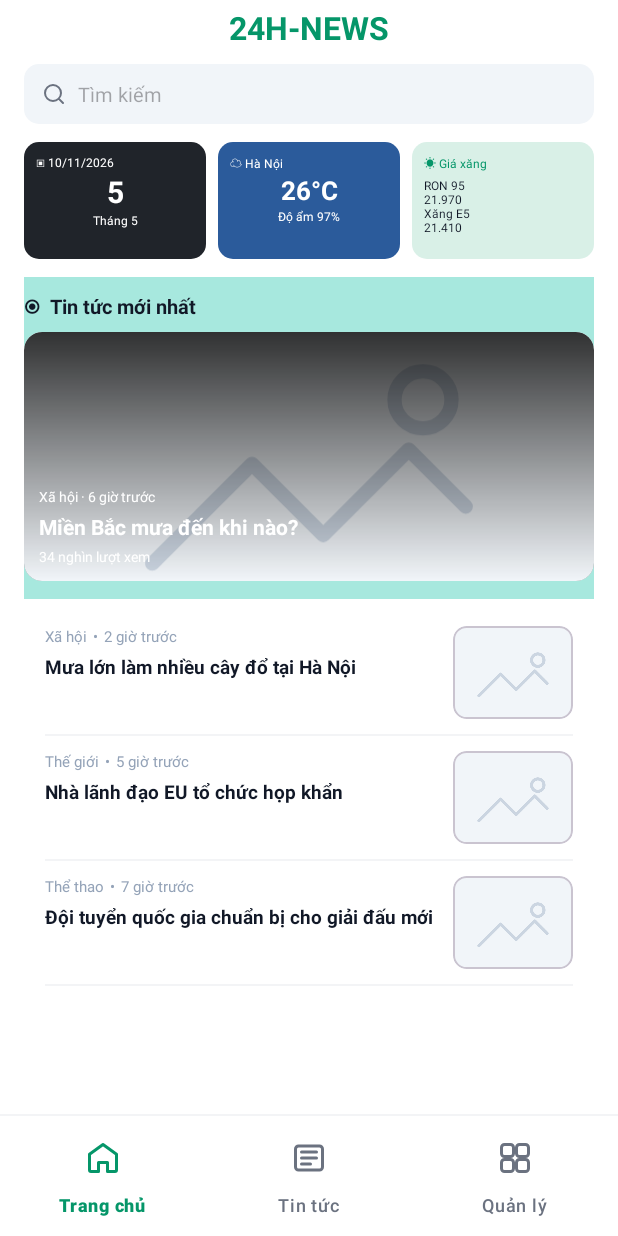
After one commit to TINABJan254/news-management-app, an Android app: the fragment HomeFragment placed in its activity, on a phone screen of 412 x 824 dp. The commit adds this screen. Run offline under Robolectric (Android 15) with nearby library versions, the phone set to English and light mode, and no system bars.

Commit message:
refactor: use fragment

```diff
--- /dev/null
+++ b/app/src/main/java/com/example/newsmanagement/HomeFragment.java
@@ -0,0 +1,70 @@
+package com.example.newsmanagement;
+
+import android.app.Fragment;
+import android.content.Intent;
+import android.os.Bundle;
+import android.view.LayoutInflater;
+import android.view.View;
+import android.view.ViewGroup;
+import android.widget.TextView;
+
+import androidx.annotation.Nullable;
+import androidx.recyclerview.widget.LinearLayoutManager;
+import androidx.recyclerview.widget.RecyclerView;
+
+import com.example.newsmanagement.adapter.NewsFeedAdapter;
+import com.example.newsmanagement.model.Category;
+import com.example.newsmanagement.model.News;
+
+import java.util.ArrayList;
+import java.util.List;
+
+public class HomeFragment extends Fragment {
+
+    @Nullable
+    @Override
+    public View onCreateView(LayoutInflater inflater, ViewGroup container,
+                             Bundle savedInstanceState) {
+        View view = inflater.inflate(R.layout.activity_home, container, false);
+        view.findViewById(R.id.bottomNavigation).setVisibility(View.GONE);
+        setupLatestNews(view);
+        return view;
+    }
+
+    private void setupLatestNews(View view) {
+        Category social = new Category("TL02", "Xã hội", "", 0);
+        Category world = new Category("TL05", "Thế giới", "", 0);
+        Category sports = new Category("TL01", "Thể thao", "", 0);
+        News featuredNews = new News("TT-1080", "Miền Bắc mưa đến khi nào?",
+                "Dự báo thời tiết mới nhất khu vực miền Bắc.",
+                "", social, "Admin", "6 giờ trước");
+
+        List<News> newsList = new ArrayList<>();
+        newsList.add(new News("TT-1079", "Mưa lớn làm nhiều cây đổ tại Hà Nội",
+                "Thông tin mới nhất từ hiện trường.", "", social, "Admin", "2 giờ trước"));
+        newsList.add(new News("TT-1078", "Nhà lãnh đạo EU tổ chức họp khẩn",
+                "Các nước châu Âu thảo luận những vấn đề quan trọng.",
+                "", world, "Admin", "5 giờ trước"));
+        newsList.add(new News("TT-1077", "Đội tuyển quốc gia chuẩn bị cho giải đấu mới",
+                "Đội tuyển đang hoàn thiện chiến thuật.",
+                "", sports, "Admin", "7 giờ trước"));
+
+        TextView category = view.findViewById(R.id.tvFeaturedCategory);
+        TextView title = view.findViewById(R.id.tvFeaturedTitle);
+        TextView time = view.findViewById(R.id.tvFeaturedTime);
+        category.setText(featuredNews.getCategoryName() + " · " + featuredNews.getPublishDate());
+        title.setText(featuredNews.getTitle());
+        time.setText("34 nghìn lượt xem");
+        view.findViewById(R.id.featuredNews).setOnClickListener(v -> openNews(featuredNews));
+
+        RecyclerView recyclerView = view.findViewById(R.id.rvLatestNews);
+        recyclerView.setLayoutManager(new LinearLayoutManager(getActivity()));
+        recyclerView.setAdapter(new NewsFeedAdapter(getActivity(), newsList, this::openNews));
+    }
+
+    private void openNews(News news) {
+        Intent intent = new Intent(getActivity(), NewsDetailActivity.class);
+        intent.putExtra(NewsDetailActivity.EXTRA_NEWS, news);
+        startActivity(intent);
+    }
+}
--- a/app/src/main/java/com/example/newsmanagement/MainActivity.java
+++ b/app/src/main/java/com/example/newsmanagement/MainActivity.java
@@ -1,16 +1,80 @@
 package com.example.newsmanagement;
 
-import android.content.Intent;
+import android.app.Fragment;
+import android.app.FragmentTransaction;
 import android.os.Bundle;
 
+import androidx.activity.EdgeToEdge;
 import androidx.appcompat.app.AppCompatActivity;
+import androidx.core.graphics.Insets;
+import androidx.core.view.ViewCompat;
+import androidx.core.view.WindowInsetsCompat;
+
+import com.google.android.material.bottomnavigation.BottomNavigationView;
 
 public class MainActivity extends AppCompatActivity {
+
+    private Fragment homeFragment;
+    private Fragment newsFragment;
+    private Fragment managementFragment;
 
     @Override
     protected void onCreate(Bundle savedInstanceState) {
         super.onCreate(savedInstanceState);
-        startActivity(new Intent(this, HomeActivity.class));
-        finish();
+        EdgeToEdge.enable(this);
+        setContentView(R.layout.activity_main);
+
+        ViewCompat.setOnApplyWindowInsetsListener(findViewById(R.id.main), (v, insets) -> {
+            Insets systemBars = insets.getInsets(WindowInsetsCompat.Type.systemBars());
+            v.setPadding(systemBars.left, systemBars.top, systemBars.right, 0);
+            return insets;
+        });
+
+        if (savedInstanceState == null) {
+            homeFragment = new HomeFragment();
+            newsFragment = new NewsFragment();
+            managementFragment = new ManagementFragment();
+            getFragmentManager().beginTransaction()
+                    .add(R.id.mainContent, homeFragment, "home")
+                    .add(R.id.mainContent, newsFragment, "news")
+                    .add(R.id.mainContent, managementFragment, "management")
+                    .hide(newsFragment)
+                    .hide(managementFragment)
+                    .commit();
+        } else {
+            homeFragment = getFragmentManager().findFragmentByTag("home");
+            newsFragment = getFragmentManager().findFragmentByTag("news");
+            managementFragment = getFragmentManager().findFragmentByTag("management");
+        }
+
+        BottomNavigationView bottomNavigation = findViewById(R.id.bottomNavigation);
+        bottomNavigation.setSelectedItemId(R.id.nav_home);
+        bottomNavigation.setOnItemSelectedListener(item -> {
+            if (item.getItemId() == R.id.nav_home) {
+                showFragment(homeFragment, newsFragment, managementFragment);
+            } else if (item.getItemId() == R.id.nav_news) {
+                showFragment(newsFragment, homeFragment, managementFragment);
+            } else if (item.getItemId() == R.id.nav_management) {
+                showFragment(managementFragment, homeFragment, newsFragment);
+            } else {
+                return false;
+            }
+            return true;
+        });
+    }
+
+    private void showFragment(Fragment fragment, Fragment hiddenFirst, Fragment hiddenSecond) {
+        if (fragment == null) {
+            return;
+        }
+        FragmentTransaction transaction = getFragmentManager().beginTransaction();
+        transaction.show(fragment);
+        if (hiddenFirst != null) {
+            transaction.hide(hiddenFirst);
+        }
+        if (hiddenSecond != null) {
+            transaction.hide(hiddenSecond);
+        }
+        transaction.commit();
     }
 }
--- /dev/null
+++ b/app/src/main/java/com/example/newsmanagement/ManagementFragment.java
@@ -0,0 +1,30 @@
+package com.example.newsmanagement;
+
+import android.app.Fragment;
+import android.content.Intent;
+import android.os.Bundle;
+import android.view.LayoutInflater;
+import android.view.View;
+import android.view.ViewGroup;
+
+import androidx.annotation.Nullable;
+
+import com.google.android.material.card.MaterialCardView;
+
+public class ManagementFragment extends Fragment {
+
+    @Nullable
+    @Override
+    public View onCreateView(LayoutInflater inflater, ViewGroup container,
+                             Bundle savedInstanceState) {
+        View view = inflater.inflate(R.layout.activity_management, container, false);
+        view.findViewById(R.id.bottomNavigation).setVisibility(View.GONE);
+        MaterialCardView manageNews = view.findViewById(R.id.cardManageNews);
+        MaterialCardView manageCategories = view.findViewById(R.id.cardManageCategories);
+        manageNews.setOnClickListener(v -> startActivity(
+                new Intent(getActivity(), NewsManagementActivity.class)));
+        manageCategories.setOnClickListener(v -> startActivity(
+                new Intent(getActivity(), CategoryManagementActivity.class)));
+        return view;
+    }
+}
--- /dev/null
+++ b/app/src/main/java/com/example/newsmanagement/NewsFragment.java
@@ -0,0 +1,176 @@
+package com.example.newsmanagement;
+
+import android.app.Fragment;
+import android.content.Intent;
+import android.os.Bundle;
+import android.text.Editable;
+import android.text.TextWatcher;
+import android.view.LayoutInflater;
+import android.view.View;
+import android.view.ViewGroup;
+import android.widget.EditText;
+import android.widget.ImageView;
+import android.widget.LinearLayout;
+import android.widget.TextView;
+
+import androidx.annotation.Nullable;
+import androidx.core.content.ContextCompat;
+import androidx.recyclerview.widget.LinearLayoutManager;
+import androidx.recyclerview.widget.RecyclerView;
+
+import com.example.newsmanagement.adapter.NewsFeedAdapter;
+import com.example.newsmanagement.model.Category;
+import com.example.newsmanagement.model.News;
+import com.google.android.material.bottomsheet.BottomSheetDialog;
+
+import java.util.ArrayList;
+import java.util.List;
+
+public class NewsFragment extends Fragment {
+
+    private EditText etSearch;
+    private NewsFeedAdapter newsAdapter;
+    private TextView selectedChip;
+    private View rootView;
+
+    @Nullable
+    @Override
+    public View onCreateView(LayoutInflater inflater, ViewGroup container,
+                             Bundle savedInstanceState) {
+        rootView = inflater.inflate(R.layout.activity_news_feed, container, false);
+        rootView.findViewById(R.id.bottomNavigation).setVisibility(View.GONE);
+        setupViews();
+        setupData();
+        setupEvents();
+        return rootView;
+    }
+
+    private void setupViews() {
+        etSearch = rootView.findViewById(R.id.etSearch);
+        selectedChip = rootView.findViewById(R.id.chipLatest);
+        RecyclerView recyclerView = rootView.findViewById(R.id.rvNews);
+        recyclerView.setLayoutManager(new LinearLayoutManager(getActivity()));
+    }
+
+    private void setupData() {
+        Category vehicles = new Category("TL04", "Ô tô - Xe máy", "", 0);
+        Category sports = new Category("TL01", "Thể thao", "", 0);
+        Category world = new Category("TL05", "Thế giới", "", 0);
+        Category social = new Category("TL02", "Xã hội", "", 0);
+        Category life = new Category("TL06", "Đời sống", "", 0);
+        List<News> newsList = new ArrayList<>();
+        newsList.add(new News("TT-1082",
+                "Mẫu B-SUV Nhật Bản này được giảm hơn 200 triệu đồng mới về ngang đối thủ",
+                "", "", vehicles, "Admin", "1 giờ trước"));
+        newsList.add(new News("TT-1081", "Bắt giam người lái xe gây tai nạn rồi bỏ trốn khỏi hiện trường",
+                "", "", world, "Admin", "1 giờ trước"));
+        newsList.add(new News("TT-1080", "Mưa lớn làm nhiều cây trong các tuyến phố ở Hà Nội bị đổ",
+                "", "", social, "Admin", "2 giờ trước"));
+        newsList.add(new News("TT-1079", "Sản phụ bị đá đè đa chấn thương đã tử vong",
+                "", "", social, "Admin", "2 giờ trước"));
+        newsList.add(new News("TT-1078", "Hơn 1.500 người tham dự màn đồng diễn yoga lớn nhất tại Thái",
+                "", "", life, "Admin", "3 giờ trước"));
+        newsList.add(new News("TT-1077", "Đội tuyển quốc gia hoàn thiện chiến thuật trước giải vô địch",
+                "", "", sports, "Admin", "4 giờ trước"));
+
+        newsAdapter = new NewsFeedAdapter(getActivity(), newsList, this::openNews);
+        ((RecyclerView) rootView.findViewById(R.id.rvNews)).setAdapter(newsAdapter);
+    }
+
+    private void setupEvents() {
+        etSearch.addTextChangedListener(new TextWatcher() {
+            @Override
+            public void beforeTextChanged(CharSequence s, int start, int count, int after) {
+            }
+
+            @Override
+            public void onTextChanged(CharSequence s, int start, int before, int count) {
+                newsAdapter.filter(s.toString());
+            }
+
+            @Override
+            public void afterTextChanged(Editable s) {
+            }
+        });
+
+        int[] chipIds = {R.id.chipLatest, R.id.chipSports, R.id.chipSocial,
+                R.id.chipWorld, R.id.chipLife};
+        View.OnClickListener chipListener = view -> {
+            TextView chip = (TextView) view;
+            selectedChip.setBackgroundResource(R.drawable.bg_chip_unselected);
+            selectedChip.setTextColor(ContextCompat.getColor(getActivity(), R.color.text_secondary));
+            chip.setBackgroundResource(R.drawable.bg_selected);
+            chip.setTextColor(ContextCompat.getColor(getActivity(), R.color.white));
+            selectedChip = chip;
+            newsAdapter.filterByCategory(chip.getText().toString());
+        };
+        for (int chipId : chipIds) {
+            rootView.findViewById(chipId).setOnClickListener(chipListener);
+        }
+        ((ImageView) rootView.findViewById(R.id.btnCategoryMenu)).setOnClickListener(
+                v -> showCategorySheet());
+    }
+
+    private void showCategorySheet() {
+        BottomSheetDialog dialog = new BottomSheetDialog(getActivity());
+        dialog.setCancelable(true);
+        dialog.setCanceledOnTouchOutside(true);
+        dialog.setContentView(R.layout.dialog_news_categories);
+        View sheet = dialog.findViewById(R.id.categorySheet);
+        if (sheet != null) {
+            sheet.setBackgroundResource(R.drawable.bg_bottom_sheet);
+        }
+        LinearLayout container = dialog.findViewById(R.id.categoryOptions);
+        if (container == null) {
+            dialog.show();
+            return;
+        }
+        String[] categories = {"Mới nhất", "Bóng đá / Thể thao", "Xã hội", "Thế giới",
+                "Kinh doanh", "Bất động sản", "Sức khỏe", "Ô tô - Xe máy",
+                "Pháp luật", "Công nghệ"};
+        for (String category : categories) {
+            TextView option = (TextView) getActivity().getLayoutInflater().inflate(
+                    R.layout.item_news_category_option, container, false);
+            option.setText(category);
+            option.setCompoundDrawablesWithIntrinsicBounds(
+                    0, 0, categoryMatchesSelection(category) ? R.drawable.ic_check : 0, 0);
+            option.setOnClickListener(v -> {
+                selectCategory(category);
+                dialog.dismiss();
+            });
+            container.addView(option);
+        }
+        dialog.show();
+    }
+
+    private boolean categoryMatchesSelection(String category) {
+        String selected = selectedChip.getText().toString();
+        return category.equals("Mới nhất") && selected.equals("Mới nhất")
+                || category.equals("Bóng đá / Thể thao")
+                && (selected.equals("Bóng đá") || selected.equals("Thể thao"));
+    }
+
+    private void selectCategory(String category) {
+        String chipName = category.equals("Bóng đá / Thể thao") ? "Bóng đá" : category;
+        int[] chipIds = {R.id.chipLatest, R.id.chipSports, R.id.chipSocial,
+                R.id.chipWorld, R.id.chipLife};
+        for (int chipId : chipIds) {
+            TextView chip = rootView.findViewById(chipId);
+            if (chip.getText().toString().equals(chipName)) {
+                selectedChip.setBackgroundResource(R.drawable.bg_chip_unselected);
+                selectedChip.setTextColor(ContextCompat.getColor(getActivity(), R.color.text_secondary));
+                chip.setBackgroundResource(R.drawable.bg_selected);
+                chip.setTextColor(ContextCompat.getColor(getActivity(), R.color.white));
+                selectedChip = chip;
+                break;
+            }
+        }
+        newsAdapter.filterByCategory(category);
+    }
+
+    private void openNews(News news) {
+        Intent intent = new Intent(getActivity(), NewsDetailActivity.class);
+        intent.putExtra(NewsDetailActivity.EXTRA_NEWS, news);
+        startActivity(intent);
+    }
+}
--- /dev/null
+++ b/app/src/main/res/layout/activity_main.xml
@@ -0,0 +1,41 @@
+<?xml version="1.0" encoding="utf-8"?>
+<androidx.constraintlayout.widget.ConstraintLayout xmlns:android="http://schemas.android.com/apk/res/android"
+    xmlns:app="http://schemas.android.com/apk/res-auto"
+    android:id="@+id/main"
+    android:layout_width="match_parent"
+    android:layout_height="match_parent"
+    android:background="@color/white">
+
+    <FrameLayout
+        android:id="@+id/mainContent"
+        android:layout_width="0dp"
+        android:layout_height="0dp"
+        app:layout_constraintBottom_toTopOf="@id/bottomNavigation"
+        app:layout_constraintEnd_toEndOf="parent"
+        app:layout_constraintStart_toStartOf="parent"
+        app:layout_constraintTop_toTopOf="parent" />
+
+    <View
+        android:layout_width="0dp"
+        android:layout_height="1dp"
+        android:background="@color/divider_color"
+        app:layout_constraintBottom_toTopOf="@id/bottomNavigation"
+        app:layout_constraintEnd_toEndOf="parent"
+        app:layout_constraintStart_toStartOf="parent" />
+
+    <com.google.android.material.bottomnavigation.BottomNavigationView
+        android:id="@+id/bottomNavigation"
+        android:layout_width="0dp"
+        android:layout_height="wrap_content"
+        android:background="@color/white"
+        app:elevation="0dp"
+        app:itemActiveIndicatorStyle="@style/Widget.Custom.NoIndicator"
+        app:itemIconSize="24dp"
+        app:itemIconTint="@color/bottom_nav_color_selector"
+        app:itemTextColor="@color/bottom_nav_color_selector"
+        app:labelVisibilityMode="labeled"
+        app:layout_constraintBottom_toBottomOf="parent"
+        app:layout_constraintEnd_toEndOf="parent"
+        app:layout_constraintStart_toStartOf="parent"
+        app:menu="@menu/bottom_nav_menu" />
+</androidx.constraintlayout.widget.ConstraintLayout>
```
Also changed, not shown: app/src/main/java/com/example/newsmanagement/HomeActivity.java (+9 -4 lines), app/src/main/java/com/example/newsmanagement/ManagementActivity.java (+9 -4 lines), app/src/main/java/com/example/newsmanagement/NewsFeedActivity.java (+9 -4 lines).
